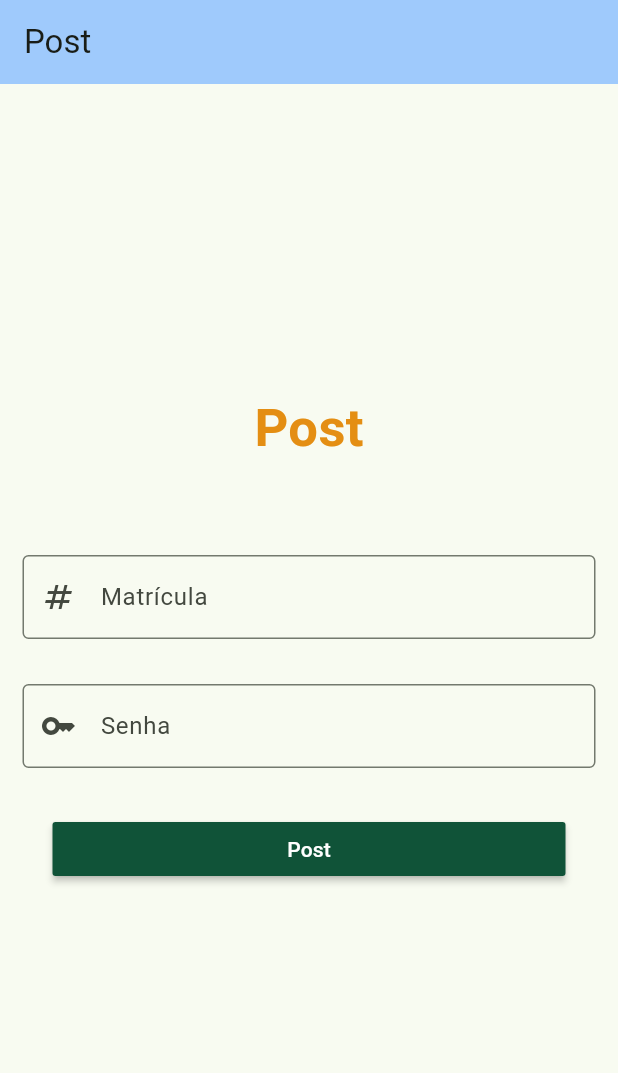
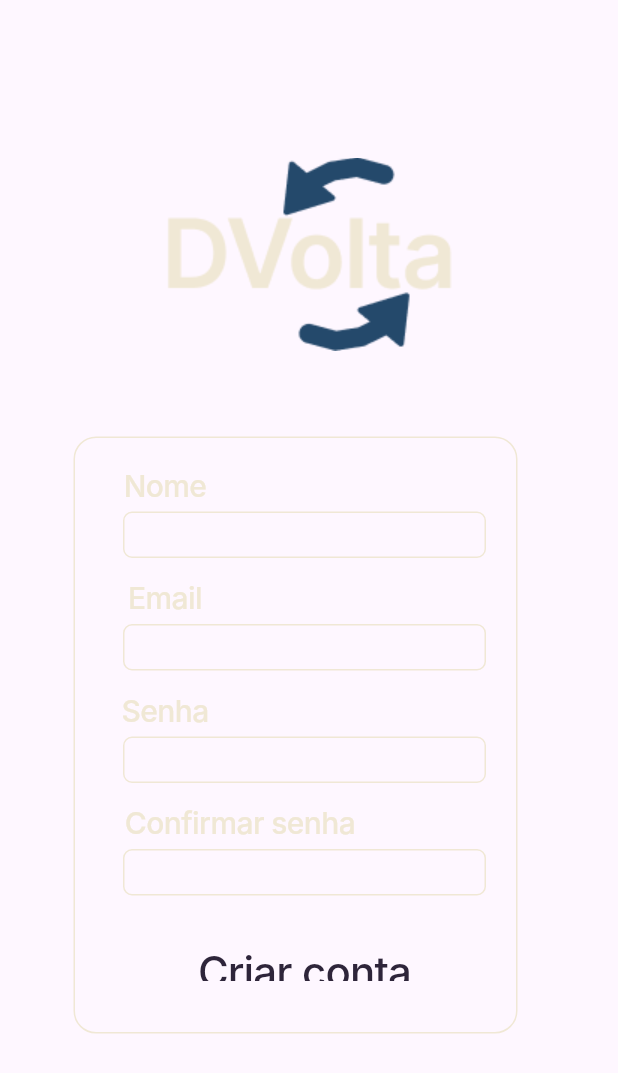
Before and after one commit to YuriAlbuquerque2/Sistema-DVolta, a Flutter app: the screen it shows after launch, after a tap on "Criar conta", on a phone screen of 412 x 824 dp. Shown: the top 1073 px of the screen. Run offline on Flutter 3.47's test engine with Material 3 defaults, Android fonts, the phone set to English and light mode, and no system bars; Roboto replaces fonts that are missing (Inter).

Commit message:
Front do login feito e front do cadastro parcialmente completado

```diff
--- /dev/null
+++ b/lib/paginas/login/cadastro/cadastro.dart
@@ -0,0 +1,271 @@
+import 'package:flutter/material.dart';
+
+class Tela2Cadastro extends StatefulWidget {
+  const Tela2Cadastro({super.key});
+
+  @override
+  State<Tela2Cadastro> createState() => _Tela2Cadastro();
+}
+
+class _Tela2Cadastro extends State<Tela2Cadastro> {
+  @override
+  Widget build(BuildContext context) {
+    return MaterialApp(
+      home: Container (
+          width: double.infinity,
+                  height: double.infinity,
+                  decoration: BoxDecoration(
+                    image: DecorationImage(
+                      image: AssetImage('lib/ui/imagens/Fundo.png'),
+                      fit:BoxFit.cover,
+                    ),
+                  ),
+        child: Scaffold(
+          body: SingleChildScrollView(
+            child: Column(
+              children: [
+                Container(
+                 width: 412,
+          height: 914,
+          clipBehavior: Clip.antiAlias,
+          decoration: BoxDecoration(color: Colors.transparent),
+
+
+
+          child: Stack(
+            children: [
+              Positioned (
+                 left: 91,
+                 top: 105,
+                child: Image.asset("lib/ui/imagens/Logo.png"),
+               ),
+
+              Positioned(
+                left: 49,
+                top: 291,
+                child: Container(
+                  width: 296,
+                  height: 398,
+                  decoration: ShapeDecoration(
+                    color:  Colors.transparent,
+                    shape: RoundedRectangleBorder(
+                      side: BorderSide(
+                        width: 1,
+                        color: Color.fromARGB(255, 240, 232, 213),
+                      ),
+                      borderRadius: BorderRadius.circular(15),
+                    ),
+                  ),
+                ),
+              ),
+              Positioned(
+                left: 82,
+                top: 566,
+                child: Container(
+                  width: 242,
+                  height: 31,
+                  decoration: ShapeDecoration(
+                    color: const Color(0x00F0E8D5),
+                    shape: RoundedRectangleBorder(
+                      side: BorderSide(
+                        width: 1,
+                        color: const Color(0xFFF0E8D5),
+                      ),
+                      borderRadius: BorderRadius.circular(6),
+                    ),
+                  ),
+                ),
+              ),
+              Positioned(
+                left: 70,
+                top: 535,
+                child: SizedBox(
+                  width: 180,
+                  height: 26,
+                  child: Text.rich(
+                    TextSpan(
+                      children: [
+                        TextSpan(
+                          text: 'Confirmar',
+                          style: TextStyle(
+                            color: const Color(0xFFF0E8D5),
+                            fontSize: 20,
+                            fontFamily: 'Inter',
+                            fontWeight: FontWeight.w500,
+                            height: 1.40,
+                            letterSpacing: -0.40,
+                          ),
+                        ),
+                        TextSpan(
+                          text: ' ',
+                          style: TextStyle(
+                            color: Colors.black,
+                            fontSize: 20,
+                            fontFamily: 'Inter',
+                            fontWeight: FontWeight.w500,
+                            height: 1.40,
+                            letterSpacing: -0.40,
+                          ),
+                        ),
+                        TextSpan(
+                          text: 'senha',
+                          style: TextStyle(
+                            color: const Color(0xFFF0E8D5),
+                            fontSize: 20,
+                            fontFamily: 'Inter',
+                            fontWeight: FontWeight.w500,
+                            height: 1.40,
+                            letterSpacing: -0.40,
+                          ),
+                        ),
+                      ],
+                    ),
+                    textAlign: TextAlign.center,
+                  ),
+                ),
+              ),
+              Positioned(
+                left: 82,
+                top: 491,
+                child: Container(
+                  width: 242,
+                  height: 31,
+                  decoration: ShapeDecoration(
+                    color: const Color(0x00F0E8D5),
+                    shape: RoundedRectangleBorder(
+                      side: BorderSide(
+                        width: 1,
+                        color: const Color(0xFFF0E8D5),
+                      ),
+                      borderRadius: BorderRadius.circular(6),
+                    ),
+                  ),
+                ),
+              ),
+              Positioned(
+                left: 70,
+                top: 460,
+                child: SizedBox(
+                  width: 80,
+                  height: 26,
+                  child: Text(
+                    'Senha',
+                    textAlign: TextAlign.center,
+                    style: TextStyle(
+                      color: const Color(0xFFF0E8D5),
+                      fontSize: 20,
+                      fontFamily: 'Inter',
+                      fontWeight: FontWeight.w500,
+                      height: 1.40,
+                      letterSpacing: -0.40,
+                    ),
+                  ),
+                ),
+              ),
+              Positioned(
+                left: 82,
+                top: 416,
+                child: Container(
+                  width: 242,
+                  height: 31,
+                  decoration: ShapeDecoration(
+                    color: const Color(0x00F0E8D5),
+                    shape: RoundedRectangleBorder(
+                      side: BorderSide(
+                        width: 1,
+                        color: const Color(0xFFF0E8D5),
+                      ),
+                      borderRadius: BorderRadius.circular(6),
+                    ),
+                  ),
+                ),
+              ),
+              Positioned(
+                left: 70,
+                top: 385,
+                child: SizedBox(
+                  width: 80,
+                  height: 26,
+                  child: Text(
+                    'Email',
+                    textAlign: TextAlign.center,
+                    style: TextStyle(
+                      color: const Color(0xFFF0E8D5),
+                      fontSize: 20,
+                      fontFamily: 'Inter',
+                      fontWeight: FontWeight.w500,
+                      height: 1.40,
+                      letterSpacing: -0.40,
+                    ),
+                  ),
+                ),
+              ),
+              Positioned(
+                left: 82,
+                top: 341,
+                child: Container(
+                  width: 242,
+                  height: 31,
+                  decoration: ShapeDecoration(
+                    color: const Color(0x00F0E8D5),
+                    shape: RoundedRectangleBorder(
+                      side: BorderSide(
+                        width: 1,
+                        color: const Color(0xFFF0E8D5),
+                      ),
+                      borderRadius: BorderRadius.circular(6),
+                    ),
+                  ),
+                ),
+              ),
+              Positioned(
+                left: 70,
+                top: 310,
+                child: SizedBox(
+                  width: 80,
+                  height: 26,
+                  child: Text(
+                    'Nome',
+                    textAlign: TextAlign.center,
+                    style: TextStyle(
+                      color: const Color(0xFFF0E8D5),
+                      fontSize: 20,
+                      fontFamily: 'Inter',
+                      fontWeight: FontWeight.w500,
+                      height: 1.40,
+                      letterSpacing: -0.40,
+                    ),
+                  ),
+                ),
+              ),
+              Positioned(
+                left: 131,
+                top: 628,
+                child: SizedBox(
+                  width: 144,
+                  height: 26,
+                  child: Text(
+                    'Criar conta',
+                    textAlign: TextAlign.center,
+                    style: TextStyle(
+                      color: const Color(0xFF2E253A),
+                      fontSize: 28,
+                      fontFamily: 'Inter',
+                      fontWeight: FontWeight.w500,
+                      height: 1.40,
+                      letterSpacing: -0.56,
+                    ),
+                  ),
+                ),
+              ),
+            ],
+          ),
+        ),
+      ],
+    ),
+          ),
+        ),
+      ),
+    );
+  }
+}
--- a/lib/paginas/login/main.dart
+++ b/lib/paginas/login/main.dart
@@ -1,7 +1,7 @@
 import 'package:flutter/material.dart';
 
+import 'package:sistema_dvolta/paginas/login/cadastro/cadastro.dart';
 import 'package:sistema_dvolta/paginas/criar_post/post.dart';
-
 void main() {
   runApp(const FigmaToCodeApp());
 }
@@ -33,14 +33,27 @@
   @override
   Widget build(BuildContext context) {
     return MaterialApp(
-      home: Scaffold (
-        body: Column (
+      home: Container(
+        width: double.infinity,
+        height: double.infinity,
+
+        decoration: const BoxDecoration(
+        image: DecorationImage(
+          image: AssetImage('lib/ui/imagens/Fundo.png'),
+          fit: BoxFit.cover,
+        ),
+      ),
+
+      child: Scaffold (
+        backgroundColor: Colors.transparent,
+      body: SingleChildScrollView(
+        child: Column (
       children: [
         Container(
           width: 412,
           height: 914,
           clipBehavior: Clip.antiAlias,
-          decoration: BoxDecoration(color: Color.fromARGB(255, 46, 37, 58)),
+          decoration: BoxDecoration(color: Colors.transparent),
           child: Stack(
             children: [
 
@@ -80,7 +93,7 @@
                     onTap: () {
                       Navigator.push(
                         context,
-                        MaterialPageRoute(builder: (context) => Post()),
+                        MaterialPageRoute(builder: (context) => Tela2Cadastro()),
                       );
                     },
                     highlightColor: Colors.transparent,
@@ -174,6 +187,9 @@
                   width: 242,
                   height: 50,
                   child: TextFormField(
+                    style: TextStyle(
+                      color: Color.fromARGB(255, 240, 232, 213),
+                    ),
                     keyboardType: TextInputType.emailAddress,
                     decoration: InputDecoration(
                       enabledBorder: OutlineInputBorder(
@@ -249,6 +265,9 @@
                     width: 242,
                     height: 50,
                     child: TextFormField(
+                      style: TextStyle(
+                      color: Color.fromARGB(255, 240, 232, 213),
+                    ),
                       keyboardType: TextInputType.visiblePassword,
                       decoration: InputDecoration(
                         enabledBorder: OutlineInputBorder(
@@ -382,6 +401,8 @@
         ],
       ),
       ),
+      ),
+    ),
     );
   }
 }
```
Also changed, not shown: lib/ui/imagens/Fundo.png (added), pubspec.lock. Lines whose indentation alone changed are shown as unchanged.
